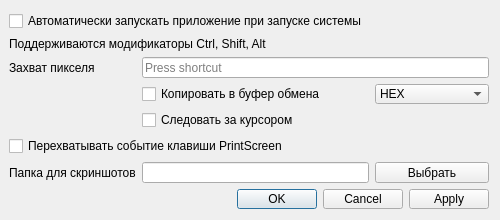
Old version of the form src/dialogsettings.ui in the repository Legotckoi/EColor.
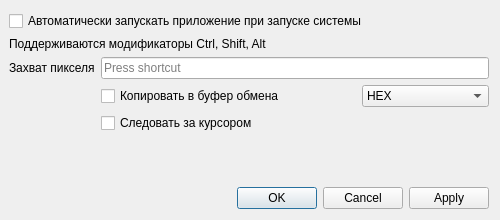
New version of the form.

The edit to the form file:
```diff
--- a/src/dialogsettings.ui
+++ b/src/dialogsettings.ui
@@ -38,13 +38,6 @@
    <property name="leftMargin">
     <number>9</number>
    </property>
-   <item row="6" column="3">
-    <widget class="QPushButton" name="pBScreenPath">
-     <property name="text">
-      <string>Выбрать</string>
-     </property>
-    </widget>
-   </item>
    <item row="0" column="0" colspan="4">
     <widget class="QCheckBox" name="checkAutoRun">
      <property name="styleSheet">
@@ -55,14 +48,7 @@
      </property>
     </widget>
    </item>
-   <item row="6" column="1" colspan="2">
-    <widget class="QLineEdit" name="pathScreenShots">
-     <property name="readOnly">
-      <bool>true</bool>
-     </property>
-    </widget>
-   </item>
-   <item row="7" column="0" colspan="4">
+   <item row="6" column="0" colspan="4">
     <widget class="QDialogButtonBox" name="buttonBox">
      <property name="orientation">
       <enum>Qt::Horizontal</enum>
@@ -72,26 +58,6 @@
      </property>
     </widget>
    </item>
-   <item row="5" column="0" colspan="4">
-    <widget class="QCheckBox" name="cBoxAllowScreen">
-     <property name="styleSheet">
-      <string notr="true"/>
-     </property>
-     <property name="text">
-      <string>Перехватывать событие клавиши PrintScreen</string>
-     </property>
-    </widget>
-   </item>
-   <item row="6" column="0">
-    <widget class="QLabel" name="label_4">
-     <property name="styleSheet">
-      <string notr="true"/>
-     </property>
-     <property name="text">
-      <string>Папка для скриншотов</string>
-     </property>
-    </widget>
-   </item>
    <item row="1" column="0" colspan="4">
     <widget class="QLabel" name="label_3">
      <property name="styleSheet">
@@ -165,6 +131,12 @@
    </item>
    <item row="4" column="1" colspan="3">
     <widget class="QCheckBox" name="checkFollowCursor">
+     <property name="sizePolicy">
+      <sizepolicy hsizetype="Minimum" vsizetype="Fixed">
+       <horstretch>0</horstretch>
+       <verstretch>0</verstretch>
+      </sizepolicy>
+     </property>
      <property name="styleSheet">
       <string notr="true"/>
      </property>
@@ -173,6 +145,19 @@
      </property>
     </widget>
    </item>
+   <item row="5" column="0" colspan="4">
+    <spacer name="verticalSpacer">
+     <property name="orientation">
+      <enum>Qt::Vertical</enum>
+     </property>
+     <property name="sizeHint" stdset="0">
+      <size>
+       <width>20</width>
+       <height>40</height>
+      </size>
+     </property>
+    </spacer>
+   </item>
   </layout>
  </widget>
  <resources/>
```
Left out of the diff: 44 changed lines with no effect on the pictures.
